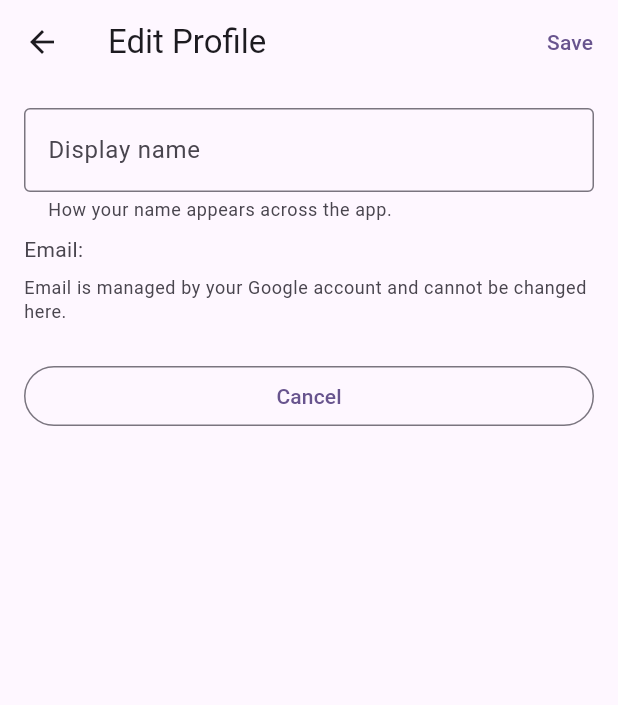
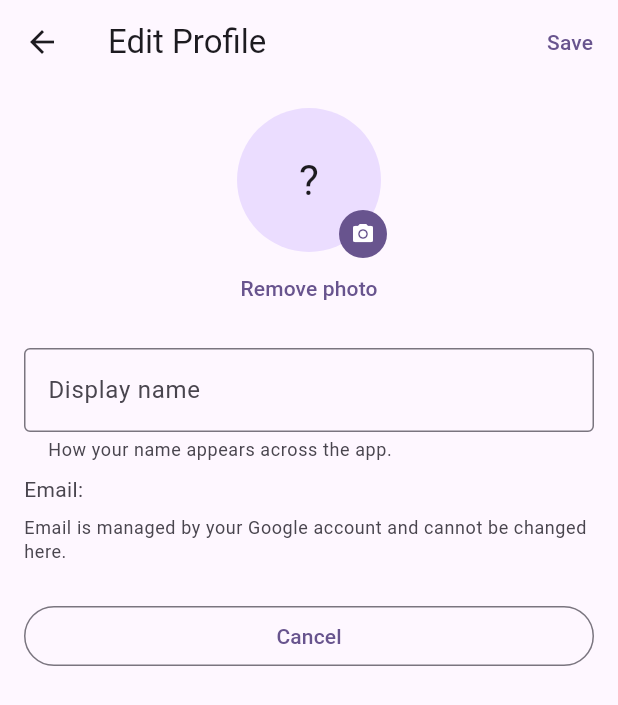
Before and after one commit to tansy-wp23/TripJournal, a Flutter app: the ProfileEditScreen screen opened directly, on a phone screen of 412 x 824 dp. Shown: the top 705 px of the screen. Run offline on Flutter 3.47's test engine with Material 3 defaults, Android fonts, the phone set to English and light mode, and no system bars; our stand-ins replace cross_file, flutter_dotenv, flutter_image_compress, flutter_local_notifications, flutter_riverpod, flutter_timezone and 7 more; missing offline and left inert: health; accounts and stored records are empty.

Commit message:
feat(profile): allow changing/uploading a profile picture
Edit Profile now has an avatar picker (camera or gallery), matching the
existing trip-cover-photo and journal-entry-photo picker UX exactly:

- Profile.avatarUrl added to the model.
- ProfileAvatarStorage interface + MockProfileAvatarStorage, wired through
  the locator - mirrors TripCoverStorage's shape so a Supabase-backed
  implementation later is a one-line swap, same as the rest of this
  codebase. Kept mock-only for now since profile management has no
  Supabase backend yet (no profiles table/storage bucket in the schema).
- ProfileController.updateAvatar()/removeAvatar(): validates size (reusing
  the existing 32MB photo limit), uploads, and only deletes the previous
  avatar after the profile update succeeds so a failed upload never
  orphans the old one.
- ProfileEditScreen: bottom-sheet camera/gallery picker, live preview,
  "Remove photo", upload deferred to Save.
- ProfileViewScreen and the edit screen share a new ProfileAvatar widget
  (network URL / local file / initials fallback), reusing the existing
  local-image io/web helper instead of duplicating it.

Tests: 4 new ProfileController unit tests + 1 widget test for the picker.
Verified live on a Pixel 4a emulator (bottom sheet, Save flow, no
regressions); the interactive OS gallery/camera picker itself doesn't
render on this specific emulator image (same quirk as the earlier
notification-permission dialog), so the pick/upload/save logic is
covered by the automated tests using real image bytes instead.

```diff
--- /dev/null
+++ b/lib/data/mock_profile_avatar_storage.dart
@@ -0,0 +1,27 @@
+import 'package:cross_file/cross_file.dart';
+
+import 'profile_avatar_storage.dart';
+
+/// In-memory fake of [ProfileAvatarStorage] so UI work never blocks on a
+/// backend — no `profiles` table/Storage bucket exists yet (profile
+/// management is mock-only end-to-end, see `user_management_repository_locator.dart`).
+final class MockProfileAvatarStorage implements ProfileAvatarStorage {
+  @override
+  Future<String> uploadAvatar({
+    required String userId,
+    required XFile photo,
+  }) async {
+    final scheme = Uri.tryParse(photo.path)?.scheme.toLowerCase();
+    if (photo.path.isEmpty || scheme == 'blob' || scheme == 'data') {
+      return Uri(
+        scheme: 'mock-avatar',
+        host: userId,
+        pathSegments: [photo.name],
+      ).toString();
+    }
+    return photo.path;
+  }
+
+  @override
+  Future<void> deleteAvatarUrl(String? url) async {}
+}
--- /dev/null
+++ b/lib/data/profile_avatar_storage.dart
@@ -0,0 +1,10 @@
+import 'package:cross_file/cross_file.dart';
+
+/// Uploads/deletes the user's profile picture. Mirrors [TripCoverStorage]'s
+/// shape so a future Supabase-backed implementation is a one-line locator
+/// swap, same as the rest of this codebase's repositories.
+abstract interface class ProfileAvatarStorage {
+  Future<String> uploadAvatar({required String userId, required XFile photo});
+
+  Future<void> deleteAvatarUrl(String? url);
+}
--- a/lib/features/profile/screens/profile_edit_screen.dart
+++ b/lib/features/profile/screens/profile_edit_screen.dart
@@ -1,8 +1,13 @@
+import 'dart:typed_data';
+
 import 'package:flutter/material.dart';
 import 'package:flutter_riverpod/flutter_riverpod.dart';
+import 'package:image_picker/image_picker.dart';
 
+import '../../../validation/photo_validation.dart';
 import '../../../validation/profile_validation.dart';
 import '../controller/profile_controller.dart';
+import '../widgets/profile_avatar.dart';
 
 class ProfileEditScreen extends ConsumerStatefulWidget {
   const ProfileEditScreen({super.key});
@@ -15,6 +20,9 @@ class _ProfileEditScreenState extends ConsumerState<ProfileEditScreen> {
   final _formKey = GlobalKey<FormState>();
   late final TextEditingController _displayNameController;
   bool _saving = false;
+  XFile? _pickedAvatar;
+  Uint8List? _pickedAvatarBytes;
+  bool _avatarRemoved = false;
 
   @override
   void initState() {
@@ -31,20 +39,104 @@ class _ProfileEditScreenState extends ConsumerState<ProfileEditScreen> {
     super.dispose();
   }
 
+  /// Offers camera vs. gallery, then invokes the real device picker — same
+  /// pattern as the trip cover photo picker. Any failure (denied permission,
+  /// no camera on this device/desktop, user backing out of the OS picker) is
+  /// swallowed into a SnackBar rather than thrown; a profile picture is
+  /// always optional.
+  Future<void> _pickAvatar() async {
+    final source = await showModalBottomSheet<ImageSource>(
+      context: context,
+      builder: (sheetContext) => SafeArea(
+        child: Wrap(
+          children: [
+            ListTile(
+              key: const Key('pick-avatar-photo-camera'),
+              leading: const Icon(Icons.photo_camera),
+              title: const Text('Take photo'),
+              onTap: () => Navigator.pop(sheetContext, ImageSource.camera),
+            ),
+            ListTile(
+              key: const Key('pick-avatar-photo-gallery'),
+              leading: const Icon(Icons.photo_library),
+              title: const Text('Choose from gallery'),
+              onTap: () => Navigator.pop(sheetContext, ImageSource.gallery),
+            ),
+          ],
+        ),
+      ),
+    );
+    if (source == null || !mounted) return;
+
+    try {
+      final picked = await ImagePicker().pickImage(source: source);
+      if (picked == null) return; // user backed out of the OS picker
+
+      final bytes = await picked.readAsBytes();
+      final sizeError = validatePhotoSize(bytes.length);
+      if (sizeError != null) {
+        if (!mounted) return;
+        ScaffoldMessenger.of(
+          context,
+        ).showSnackBar(SnackBar(content: Text(sizeError)));
+        return;
+      }
+
+      setState(() {
+        _pickedAvatar = picked;
+        _pickedAvatarBytes = bytes;
+        _avatarRemoved = false;
+      });
+    } catch (_) {
+      if (!mounted) return;
+      ScaffoldMessenger.of(context).showSnackBar(
+        const SnackBar(
+          content: Text(
+            "Couldn't access photos — you can still save without one.",
+          ),
+        ),
+      );
+    }
+  }
+
+  void _removeAvatar() => setState(() {
+    _pickedAvatar = null;
+    _pickedAvatarBytes = null;
+    _avatarRemoved = true;
+  });
+
   Future<void> _save() async {
     if (!_formKey.currentState!.validate()) return;
 
     setState(() => _saving = true);
-    final error = await ref
-        .read(profileControllerProvider.notifier)
-        .updateDisplayName(_displayNameController.text);
+    final controller = ref.read(profileControllerProvider.notifier);
+
+    final nameError = await controller.updateDisplayName(
+      _displayNameController.text,
+    );
+    if (!mounted) return;
+    if (nameError != null) {
+      setState(() => _saving = false);
+      ScaffoldMessenger.of(
+        context,
+      ).showSnackBar(SnackBar(content: Text(nameError)));
+      return;
+    }
+
+    String? avatarError;
+    final pending = _pickedAvatar;
+    if (pending != null) {
+      avatarError = await controller.updateAvatar(pending);
+    } else if (_avatarRemoved) {
+      avatarError = await controller.removeAvatar();
+    }
     if (!mounted) return;
     setState(() => _saving = false);
 
-    if (error != null) {
-      ScaffoldMessenger.of(context).showSnackBar(
-        SnackBar(content: Text(error)),
-      );
+    if (avatarError != null) {
+      ScaffoldMessenger.of(
+        context,
+      ).showSnackBar(SnackBar(content: Text(avatarError)));
       return;
     }
 
@@ -78,6 +170,49 @@ class _ProfileEditScreenState extends ConsumerState<ProfileEditScreen> {
           child: ListView(
             padding: const EdgeInsets.all(16),
             children: [
+              Center(
+                child: Stack(
+                  clipBehavior: Clip.none,
+                  children: [
+                    ProfileAvatar(
+                      radius: 48,
+                      avatarUrl: _avatarRemoved ? null : profile?.avatarUrl,
+                      previewBytes: _pickedAvatarBytes,
+                      initial: profile != null && profile.displayName.isNotEmpty
+                          ? profile.displayName[0].toUpperCase()
+                          : '?',
+                    ),
+                    Positioned(
+                      bottom: -4,
+                      right: -4,
+                      child: InkWell(
+                        key: const Key('profile-avatar-picker-button'),
+                        onTap: _saving ? null : _pickAvatar,
+                        customBorder: const CircleBorder(),
+                        child: CircleAvatar(
+                          radius: 16,
+                          backgroundColor: Theme.of(context).colorScheme.primary,
+                          child: Icon(
+                            Icons.camera_alt,
+                            size: 16,
+                            color: Theme.of(context).colorScheme.onPrimary,
+                          ),
+                        ),
+                      ),
+                    ),
+                  ],
+                ),
+              ),
+              if (_pickedAvatarBytes != null ||
+                  (profile?.avatarUrl != null && !_avatarRemoved))
+                Center(
+                  child: TextButton(
+                    key: const Key('profile-remove-avatar-button'),
+                    onPressed: _saving ? null : _removeAvatar,
+                    child: const Text('Remove photo'),
+                  ),
+                ),
+              const SizedBox(height: 16),
               TextFormField(
                 key: const Key('profile-display-name-field'),
                 controller: _displayNameController,
--- /dev/null
+++ b/lib/features/profile/widgets/profile_avatar.dart
@@ -0,0 +1,71 @@
+import 'dart:typed_data';
+
+import 'package:flutter/material.dart';
+
+import '../../trip/widgets/trip_cover_local_image.dart';
+
+/// Circular profile picture. Renders picked-but-unsaved bytes, a public
+/// HTTP(S) URL, or a local device file path (the shape mock avatar storage
+/// echoes back on non-web platforms), falling back to the user's initial
+/// when none is available or the image fails to load. Mirrors
+/// `TripCoverPhoto`'s fallback chain.
+class ProfileAvatar extends StatelessWidget {
+  const ProfileAvatar({
+    super.key,
+    required this.radius,
+    this.avatarUrl,
+    this.previewBytes,
+    required this.initial,
+  });
+
+  final double radius;
+  final String? avatarUrl;
+  final Uint8List? previewBytes;
+  final String initial;
+
+  @override
+  Widget build(BuildContext context) {
+    final url = avatarUrl;
+    final uri = url == null ? null : Uri.tryParse(url);
+    final isNetworkUrl =
+        uri != null &&
+        uri.hasAuthority &&
+        (uri.scheme == 'http' || uri.scheme == 'https');
+    final size = radius * 2;
+
+    Widget? image;
+    if (previewBytes != null) {
+      image = Image.memory(
+        previewBytes!,
+        width: size,
+        height: size,
+        fit: BoxFit.cover,
+        errorBuilder: (context, error, stackTrace) => _initial(context),
+      );
+    } else if (url != null && isNetworkUrl) {
+      image = Image.network(
+        url,
+        width: size,
+        height: size,
+        fit: BoxFit.cover,
+        errorBuilder: (context, error, stackTrace) => _initial(context),
+      );
+    } else if (url != null) {
+      image = buildTripCoverLocalImage(
+        url,
+        width: size,
+        height: size,
+        errorBuilder: (context, error, stackTrace) => _initial(context),
+      );
+    }
+
+    return CircleAvatar(
+      radius: radius,
+      child: image == null ? _initial(context) : ClipOval(child: image),
+    );
+  }
+
+  Widget _initial(BuildContext context) {
+    return Text(initial, style: Theme.of(context).textTheme.headlineMedium);
+  }
+}
--- a/lib/models/profile.dart
+++ b/lib/models/profile.dart
@@ -12,6 +12,7 @@ class Profile {
   final String userID;
   final String email;
   final String displayName;
+  final String? avatarUrl;
   final UserRole role;
   final AccountStatus status;
   final DateTime? deactivatedAt;
@@ -23,6 +24,7 @@ class Profile {
     required this.userID,
     required this.email,
     required this.displayName,
+    this.avatarUrl,
     this.role = UserRole.user,
     this.status = AccountStatus.active,
     this.deactivatedAt,
@@ -40,6 +42,7 @@ class Profile {
       userID: json['userID'] as String,
       email: json['email'] as String,
       displayName: json['displayName'] as String,
+      avatarUrl: json['avatarUrl'] as String?,
       role: UserRole.values.firstWhere(
         (r) => r.name == json['role'],
         orElse: () => UserRole.user,
@@ -64,6 +67,7 @@ class Profile {
       'userID': userID,
       'email': email,
       'displayName': displayName,
+      'avatarUrl': avatarUrl,
       'role': role.name,
       'status': status.name,
       'deactivatedAt': deactivatedAt?.toIso8601String(),
@@ -77,6 +81,8 @@ class Profile {
     String? userID,
     String? email,
     String? displayName,
+    String? avatarUrl,
+    bool clearAvatarUrl = false,
     UserRole? role,
     AccountStatus? status,
     DateTime? deactivatedAt,
@@ -89,6 +95,7 @@ class Profile {
       userID: userID ?? this.userID,
       email: email ?? this.email,
       displayName: displayName ?? this.displayName,
+      avatarUrl: clearAvatarUrl ? null : (avatarUrl ?? this.avatarUrl),
       role: role ?? this.role,
       status: status ?? this.status,
       deactivatedAt:
```
Also changed, not shown: lib/data/user_management_repository_locator.dart (+5 -2 lines), lib/features/profile/controller/profile_controller.dart (+72 -1 lines), lib/features/profile/screens/profile_view_screen.dart (+6 -5 lines), 2 other files.
